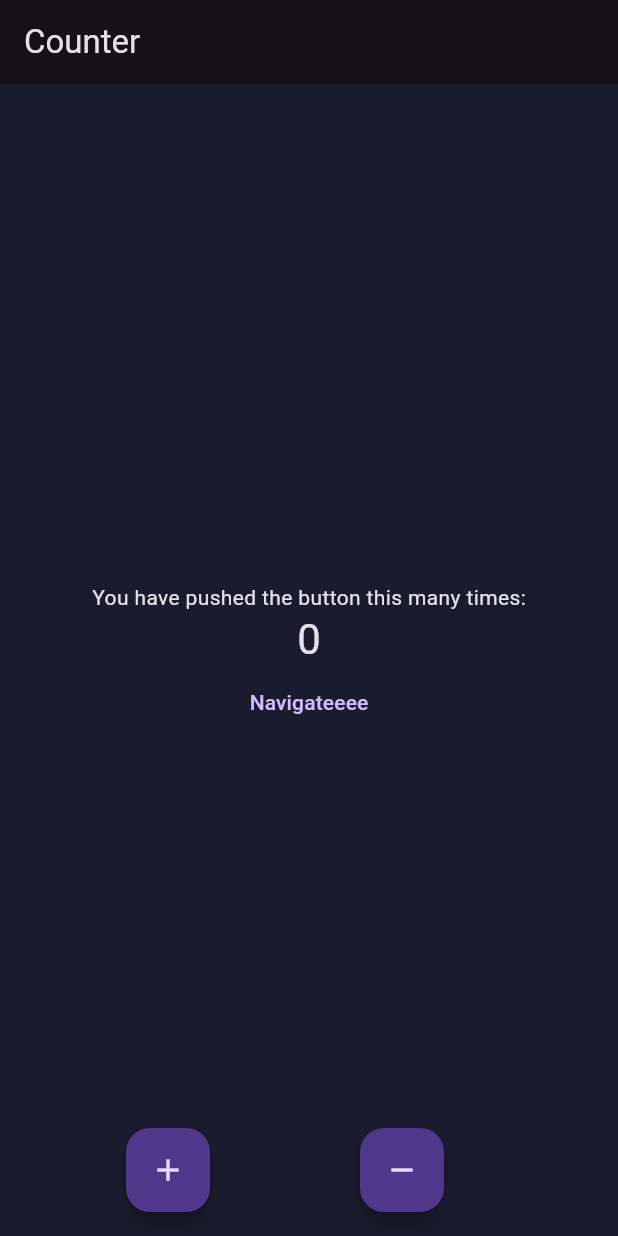
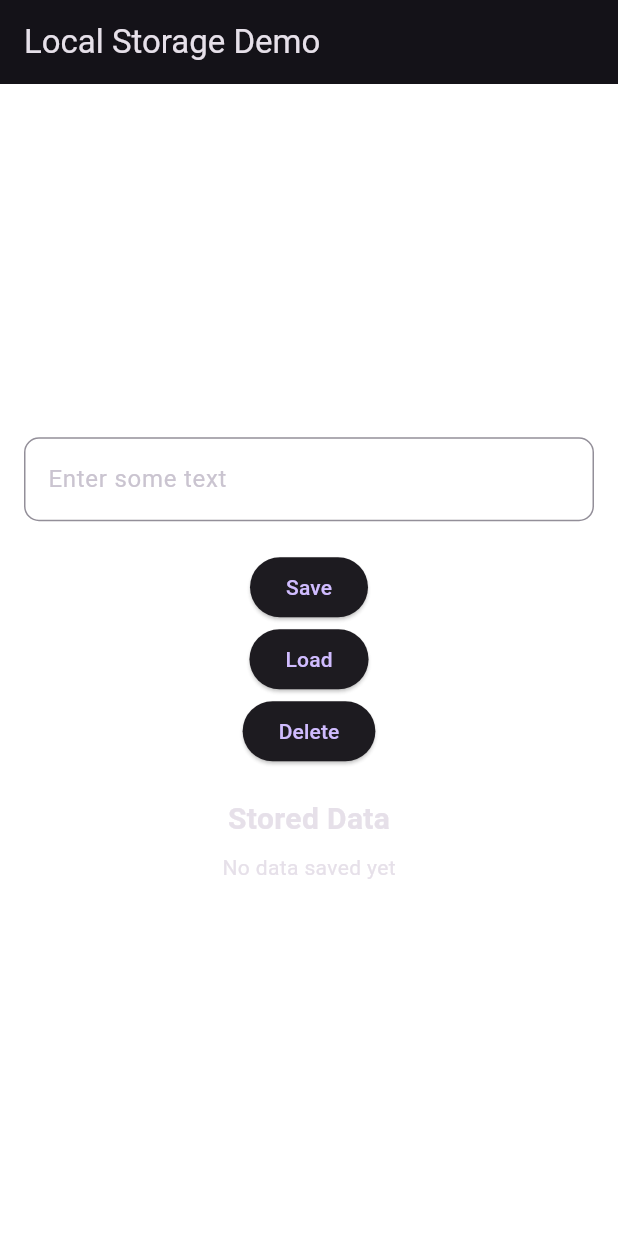
Before and after one commit to bnasare/bootcamp-101, a Flutter app: the screen it shows after launch, on a phone screen of 412 x 824 dp. Run offline on Flutter 3.47's test engine with Material 3 defaults, Android fonts, the phone set to English and light mode, and no system bars; our stand-ins replace flutter_iconly, shared_preferences.

Commit message:
main shared preferences

```diff
--- a/lib/main.dart
+++ b/lib/main.dart
@@ -1,8 +1,7 @@
 import 'package:bootcamp_101/counter_provider.dart';
+import 'package:bootcamp_101/shared_preferences_into.dart';
 import 'package:flutter/material.dart';
 import 'package:provider/provider.dart';
-
-import 'counter_screen.dart';
 
 void main() {
   runApp(ChangeNotifierProvider(
@@ -19,9 +18,9 @@ class MyApp extends StatelessWidget {
       theme: ThemeData(
         brightness: Brightness.dark,
         primaryColor: Colors.purple,
-        scaffoldBackgroundColor: const Color(0xFF1A1B2E),
+        scaffoldBackgroundColor: Colors.white,
       ),
-      home: const CounterScreen(),
+      home: const LocalStorageDemoApp(),
     );
   }
 }
--- /dev/null
+++ b/lib/shared_preferences_into.dart
@@ -0,0 +1,90 @@
+import 'package:flutter/material.dart';
+import 'package:shared_preferences/shared_preferences.dart';
+
+class LocalStorageDemoApp extends StatefulWidget {
+  const LocalStorageDemoApp({super.key});
+
+  @override
+  State<LocalStorageDemoApp> createState() => _LocalStorageDemoAppState();
+}
+
+class _LocalStorageDemoAppState extends State<LocalStorageDemoApp> {
+  final TextEditingController _textController = TextEditingController();
+  String _storedData = 'No data saved yet';
+
+  @override
+  void initState() {
+    super.initState();
+    loadData();
+  }
+
+  //! Save data to SharedPreferences
+  Future<void> saveData() async {
+    final SharedPreferences prefs = await SharedPreferences.getInstance();
+    await prefs.setString('savedData', _textController.text);
+    setState(() {
+      _storedData = _textController.text;
+    });
+    _textController.clear();
+    FocusManager.instance.primaryFocus?.unfocus();
+  }
+
+  //! Load data from SharedPreferences
+  Future<void> loadData() async {
+    final SharedPreferences prefs = await SharedPreferences.getInstance();
+    setState(() {
+      _storedData = prefs.getString('savedData') ?? 'No data saved yet';
+    });
+  }
+
+  //! Delete data from SharedPreferences
+  Future<void> deleteData() async {
+    final SharedPreferences prefs = await SharedPreferences.getInstance();
+    await prefs.remove('savedData');
+    setState(() {
+      _storedData = 'Oh, youve cleared me!';
+    });
+  }
+
+  @override
+  Widget build(BuildContext context) {
+    return GestureDetector(
+      onTap: FocusManager.instance.primaryFocus?.unfocus,
+      child: Scaffold(
+        backgroundColor: Colors.white24,
+        appBar: AppBar(
+          title: const Text('Local Storage Demo'),
+        ),
+        body: Padding(
+          padding: const EdgeInsets.symmetric(horizontal: 16.0),
+          child: Column(
+            mainAxisAlignment: MainAxisAlignment.center,
+            children: [
+              TextField(
+                controller: _textController,
+                decoration: const InputDecoration(
+                    labelText: 'Enter some text',
+                    border: OutlineInputBorder(
+                        borderRadius: BorderRadius.all(Radius.circular(10)))),
+              ),
+              const SizedBox(height: 20),
+              ElevatedButton(onPressed: saveData, child: const Text('Save')),
+              ElevatedButton(
+                  onPressed: () {
+                    loadData();
+                  },
+                  child: const Text('Load')),
+              ElevatedButton(
+                  onPressed: deleteData, child: const Text('Delete')),
+              const SizedBox(height: 20),
+              const Text('Stored Data',
+                  style: TextStyle(fontSize: 20, fontWeight: FontWeight.bold)),
+              const SizedBox(height: 8),
+              Text(_storedData),
+            ],
+          ),
+        ),
+      ),
+    );
+  }
+}
```
